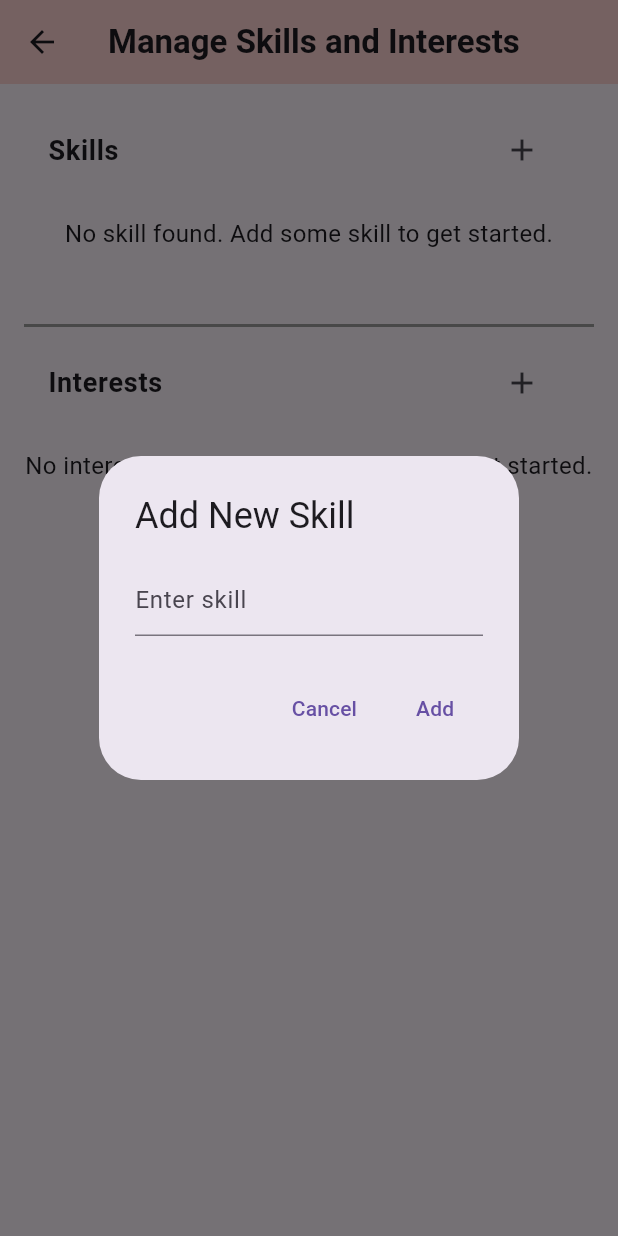
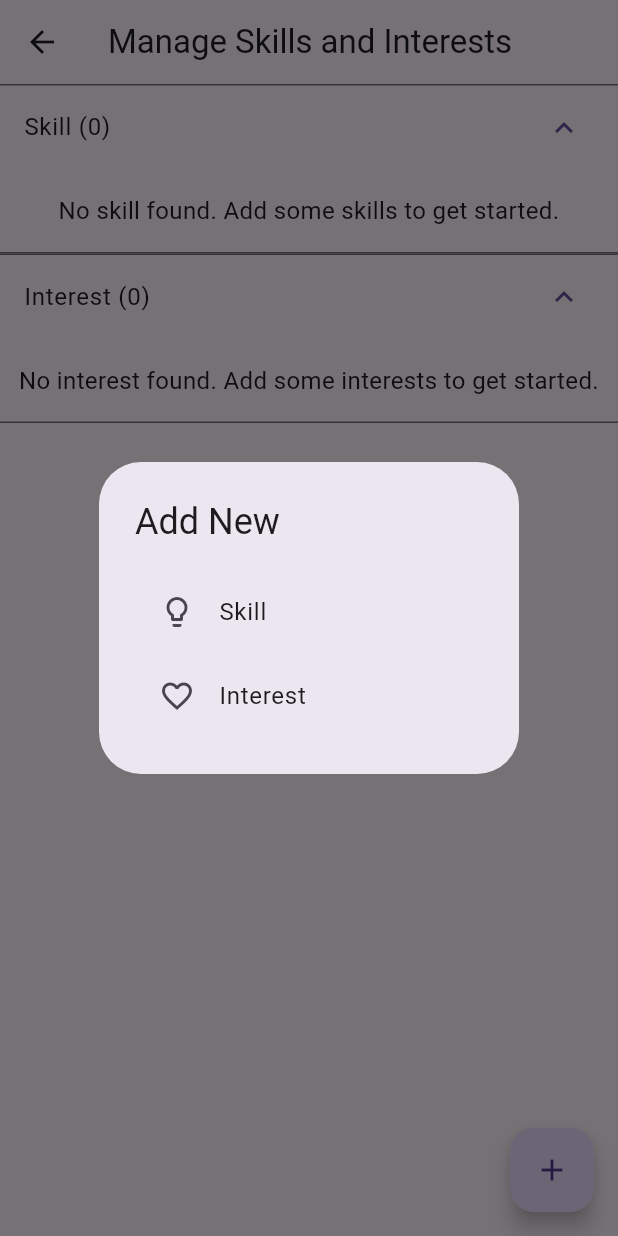
Before and after one commit to ruth-lim/hackforgood24, a Flutter app: the SkillsInterestsManagement screen opened by its route, after a tap on the "add" icon, on a phone screen of 412 x 824 dp. Run offline on Flutter 3.47's test engine with Material 3 defaults, Android fonts, the phone set to English and light mode, and no system bars; our stand-ins replace cloud_firestore, firebase_auth, firebase_core, firebase_storage, fluttertoast, image_picker; accounts and stored records are empty; generated files the repository leaves out were written again.

Commit message:
Update UI for managing skills and interests

```diff
--- a/lib/models/skills_and_interests.dart
+++ b/lib/models/skills_and_interests.dart
@@ -15,26 +15,30 @@ class SkillsAndInterests {
   Future<void> addSkill(String skill) async {
     bool skillExists = await skillExistsWithName(skill);
 
+    String formattedSkill =
+        skill[0].toUpperCase() + skill.substring(1).toLowerCase();
     if (skillExists) {
-      _showErrorMessage('Error: Skill $skill already exists.');
+      _showErrorMessage('Error: Skill $formattedSkill already exists.');
     } else {
-      await _firestore.collection('skills').add({'name': skill});
-      _showSuccessMessage('Skill: $skill added!');
+      await _firestore.collection('skills').add({'name': formattedSkill});
+      _showSuccessMessage('Skill: $formattedSkill added!');
     }
   }
 
   // Remove a skill
   Future<void> removeSkill(String skillName) async {
+    String formattedSkill =
+        skillName[0].toUpperCase() + skillName.substring(1).toLowerCase();
     QuerySnapshot querySnapshot = await FirebaseFirestore.instance
         .collection('skills')
-        .where('name', isEqualTo: skillName)
+        .where('name', isEqualTo: formattedSkill)
         .get();
 
     if (querySnapshot.docs.isEmpty) {
-      _showErrorMessage('Error: Something went wrong deleting $skillName');
+      _showErrorMessage('Error: Something went wrong deleting $skillName.');
     } else {
       await querySnapshot.docs.first.reference.delete();
-      String message = 'Skill: $skillName deleted!';
+      String message = 'Skill: $formattedSkill deleted!';
       _showSuccessMessage(message);
     }
   }
@@ -48,12 +52,14 @@ class SkillsAndInterests {
   // Add an interest
   Future<void> addInterest(String interest) async {
     bool interestExists = await interestExistsWithName(interest);
-
+    String formattedInterest =
+        interest[0].toUpperCase() + interest.substring(1).toLowerCase();
     if (interestExists) {
-      return _showErrorMessage('Error: Interest $interest already exists.');
+      return _showErrorMessage(
+          'Error: Interest $formattedInterest already exists.');
     } else {
-      await _firestore.collection('interests').add({'name': interest});
-      _showSuccessMessage('Interest: $interest added!');
+      await _firestore.collection('interests').add({'name': formattedInterest});
+      _showSuccessMessage('Interest: $formattedInterest added!');
     }
   }
 
@@ -65,7 +71,7 @@ class SkillsAndInterests {
         .get();
 
     if (querySnapshot.docs.isEmpty) {
-      _showErrorMessage('Error: Something went wrong deleting $interestName');
+      _showErrorMessage('Error: Something went wrong deleting $interestName.');
     } else {
       await querySnapshot.docs.first.reference.delete();
       String message = 'Interest: $interestName deleted!';
--- a/lib/pages/admin/skills_interests_management.dart
+++ b/lib/pages/admin/skills_interests_management.dart
@@ -1,6 +1,6 @@
 import 'package:flutter/material.dart';
+import 'package:cloud_firestore/cloud_firestore.dart';
 import 'package:fluttertoast/fluttertoast.dart';
-import 'package:cloud_firestore/cloud_firestore.dart';
 import 'package:hackforgood24/models/skills_and_interests.dart';
 
 class SkillsInterestsManagement extends StatefulWidget {
@@ -12,9 +12,7 @@ class SkillsInterestsManagement extends StatefulWidget {
 }
 
 class _SkillsInterestsManagementState extends State<SkillsInterestsManagement> {
-  final FirebaseFirestore _firestore = FirebaseFirestore.instance;
   final SkillsAndInterests _skillsAndInterests = SkillsAndInterests();
-  final GlobalKey<ScaffoldState> _scaffoldKey = GlobalKey<ScaffoldState>();
   List<String> _skills = [];
   List<String> _interests = [];
 
@@ -31,21 +29,20 @@ class _SkillsInterestsManagementState extends State<SkillsInterestsManagement> {
   }
 
   Future<void> _addNewItem(BuildContext context, String type) async {
-    final TextEditingController controller = TextEditingController();
-    final String title =
+    final TextEditingController _newItemController = TextEditingController();
+    final String dialogTitle =
         (type == 'skill') ? 'Add New Skill' : 'Add New Interest';
-    final String hintText =
-        (type == 'skill') ? 'Enter skill' : 'Enter interest';
 
-    // Show dialog to input new skill or interest
-    final String? newItemName = await showDialog<String>(
+    showDialog(
       context: context,
-      builder: (BuildContext context) {
+      builder: (context) {
         return AlertDialog(
-          title: Text(title),
+          title: Text(dialogTitle),
           content: TextField(
-            controller: controller,
-            decoration: InputDecoration(hintText: hintText),
+            controller: _newItemController,
+            decoration: InputDecoration(
+                hintText: "Enter ${type == 'skill' ? 'skill' : 'interest'}"),
+            autofocus: true,
           ),
           actions: <Widget>[
             TextButton(
@@ -55,13 +52,16 @@ class _SkillsInterestsManagementState extends State<SkillsInterestsManagement> {
             TextButton(
               child: Text('Add'),
               onPressed: () async {
+                final item = _newItemController.text.trim();
+                if (item.isNotEmpty) {
                   if (type == 'skill') {
-                  await _skillsAndInterests.addSkill(controller.text);
+                    await _skillsAndInterests.addSkill(item);
                   } else {
-                  await _skillsAndInterests.addInterest(controller.text);
+                    await _skillsAndInterests.addInterest(item);
                   }
                   _fetchSkillsAndInterests();
                   Navigator.of(context).pop();
+                }
               },
             ),
           ],
@@ -71,9 +71,9 @@ class _SkillsInterestsManagementState extends State<SkillsInterestsManagement> {
   }
 
   Future<void> _deleteItem(String itemName, String type) async {
-    bool? confirmed = await _showDeleteConfirmationDialog(context, itemName);
+    final bool? confirmDelete = await _showDeleteConfirmationDialog(itemName);
 
-    if (!confirmed!) {
+    if (!confirmDelete!) {
       return;
     }
 
@@ -85,104 +85,121 @@ class _SkillsInterestsManagementState extends State<SkillsInterestsManagement> {
     _fetchSkillsAndInterests();
   }
 
-  Future<bool?> _showDeleteConfirmationDialog(
-      BuildContext context, String itemName) async {
-    return await showDialog<bool>(
+  Future<bool?> _showDeleteConfirmationDialog(String itemName) async {
+    final result = await showDialog<bool>(
       context: context,
       builder: (BuildContext context) {
         return AlertDialog(
           title: Text('Confirm Delete'),
-          content: Text(
-            'Are you sure you want to delete this item: $itemName?',
-            style: const TextStyle(fontSize: 16),
-          ),
+          content: Text('Are you sure you want to delete "$itemName"?'),
           actions: <Widget>[
             TextButton(
               child: Text('Cancel'),
-              onPressed: () {
-                Navigator.of(context).pop(false);
-              },
+              onPressed: () => Navigator.of(context).pop(false),
             ),
             TextButton(
               child: Text('Delete'),
-              onPressed: () {
-                Navigator.of(context).pop(true);
-              },
+              onPressed: () => Navigator.of(context).pop(true),
             ),
           ],
         );
       },
     );
+
+    return result;
   }
 
-  Widget _buildSkillInterestList(String type) {
-    List<String> itemList = (type == 'skill') ? _skills : _interests;
+  Widget _buildListTile(String title, IconData icon, String type) {
+    return ListTile(
+      title: Text(title),
+      leading: Icon(icon, color: Theme.of(context).primaryColor),
+      onTap: () => _deleteItem(title, type),
+    );
+  }
 
-    return Column(
+  Widget _buildSkillsInterestsList(String type, List<String> items) {
+    return ExpansionTile(
+        title: Text('${type.capitalize()} (${items.length})'),
+        initiallyExpanded: true,
         children: [
-        ListTile(
-          title: Text(
-            type == 'skill' ? 'Skills' : 'Interests',
-            style: const TextStyle(
-              fontSize: 18,
-              fontWeight: FontWeight.bold,
-            ),
-          ),
-          trailing: IconButton(
-            icon: Icon(Icons.add),
-            onPressed: () => _addNewItem(context, type),
-          ),
-        ),
-        if (itemList.isEmpty)
+          if (items.isEmpty)
             Padding(
               padding: EdgeInsets.symmetric(vertical: 16),
               child: Center(
                 child: Text(
-                'No $type found. Add some $type to get started.',
+                  'No $type found. Add some $type\s to get started.',
                   style: TextStyle(fontSize: 16),
                   textAlign: TextAlign.center,
                 ),
               ),
             )
           else
-          ...itemList.map((item) => ListTile(
-                title: Text(item),
-                trailing: IconButton(
-                  icon: Icon(Icons.delete),
-                  onPressed: () => _deleteItem(item, type),
-                ),
-              )),
-      ],
-    );
+            ...items.map((item) {
+              return _buildListTile(item, Icons.delete, type);
+            }).toList(),
+        ]);
   }
 
   @override
   Widget build(BuildContext context) {
     return Scaffold(
-      key: _scaffoldKey,
       appBar: AppBar(
-        title: Text('Manage Skills and Interests',
-            style: TextStyle(
-              fontWeight: FontWeight.bold,
-            )),
-        backgroundColor: Color(0xFFFFD3D3),
+        title: Text(
+          'Manage Skills and Interests',
+          textAlign: TextAlign.center,
         ),
-      body: SingleChildScrollView(
-        padding: EdgeInsets.all(16),
-        child: Column(
-          crossAxisAlignment: CrossAxisAlignment.stretch,
+      ),
+      body: ListView(
         children: [
-            _buildSkillInterestList('skill'),
-            SizedBox(height: 24),
-            const Divider(
-              height: 20,
-              thickness: 2,
-              color: Colors.grey,
-            ),
-            _buildSkillInterestList('interest'),
+          _buildSkillsInterestsList('skill', _skills),
+          _buildSkillsInterestsList('interest', _interests),
         ],
       ),
+      floatingActionButton: FloatingActionButton(
+        onPressed: () {
+          _showAddOptionDialog(context);
+        },
+        tooltip: 'Add Skill/Interest',
+        child: Icon(Icons.add),
       ),
     );
   }
+
+  void _showAddOptionDialog(BuildContext context) {
+    showDialog(
+      context: context,
+      builder: (context) {
+        return AlertDialog(
+          title: Text('Add New'),
+          content: Column(
+            mainAxisSize: MainAxisSize.min,
+            children: [
+              ListTile(
+                leading: Icon(Icons.lightbulb_outline),
+                title: Text('Skill'),
+                onTap: () {
+                  Navigator.of(context).pop();
+                  _addNewItem(context, 'skill');
+                },
+              ),
+              ListTile(
+                leading: Icon(Icons.favorite_border),
+                title: Text('Interest'),
+                onTap: () {
+                  Navigator.of(context).pop();
+                  _addNewItem(context, 'interest');
+                },
+              ),
+            ],
+          ),
+        );
+      },
+    );
   }
+}
+
+extension StringExtension on String {
+  String capitalize() {
+    return "${this[0].toUpperCase()}${substring(1).toLowerCase()}";
+  }
+}
```
Also changed, not shown: flutter_01.png (added). Lines whose indentation alone changed are shown as unchanged.
